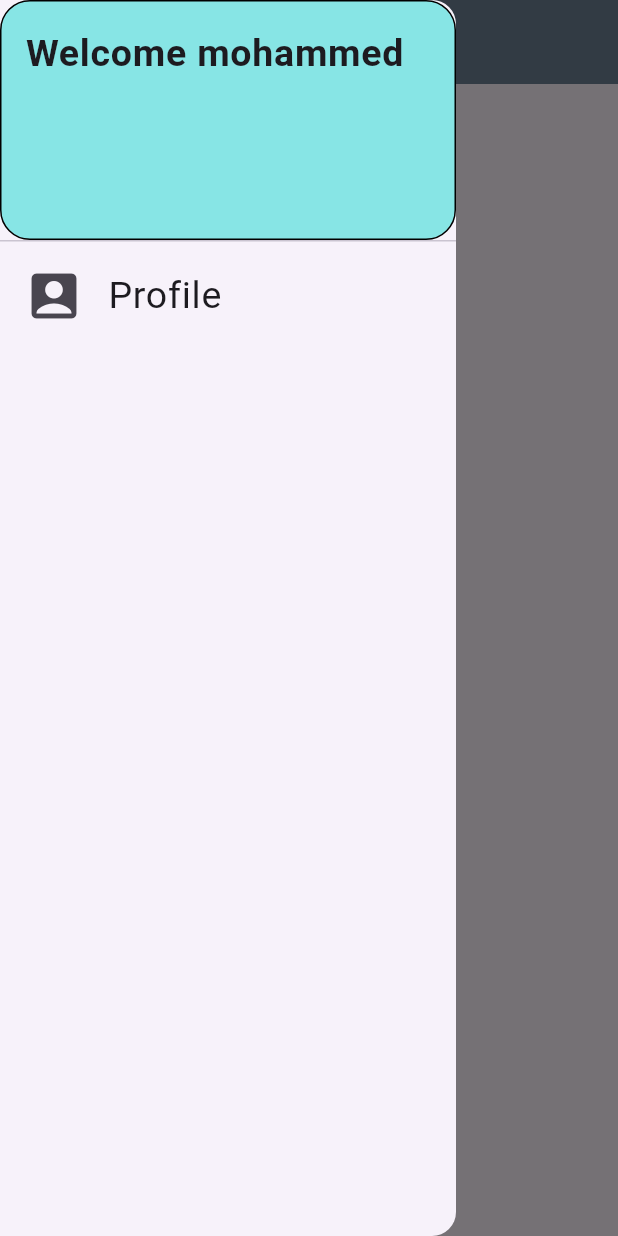
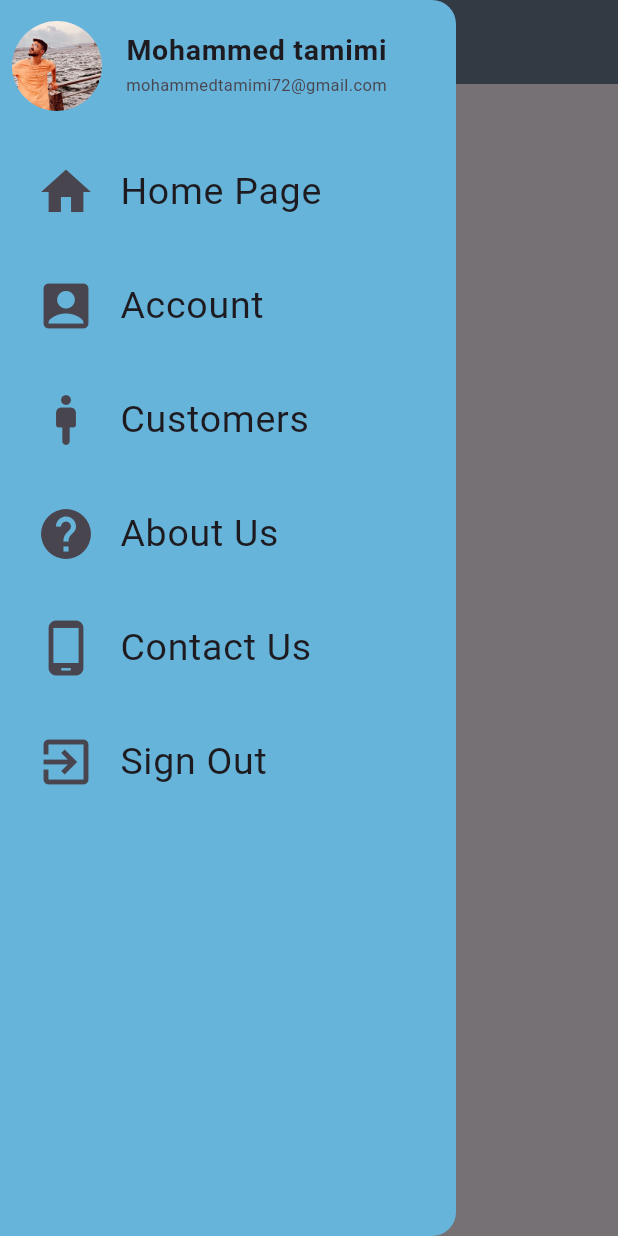
Before and after one commit to m7mdtam/ciu_plus, a Flutter app: the screen it shows after launch, with the side drawer open, on a phone screen of 412 x 824 dp. Run offline on Flutter 3.47's test engine with Material 3 defaults, Android fonts, the phone set to English and light mode, and no system bars.

Commit message:
Create Drawer and put the Elements

```diff
--- a/lib/home_page.dart
+++ b/lib/home_page.dart
@@ -1,4 +1,4 @@
-// ignore_for_file: prefer_const_constructors, prefer_const_literals_to_create_immutables
+// ignore_for_file: prefer_const_constructors, prefer_const_literals_to_create_immutables, avoid_unnecessary_containers, sized_box_for_whitespace
 
 import 'package:flutter/material.dart';
 
@@ -20,18 +20,53 @@ class _HomePageState extends State<HomePage> {
         ),
       ),
       drawer: Drawer(
+        backgroundColor: Color.fromARGB(255, 103, 180, 219),
+        child: Container(
+          padding: EdgeInsets.all(8),
           child: ListView(
             children: [
-            DrawerHeader(
-              decoration: BoxDecoration(
-                border: Border.all(),
-                borderRadius: BorderRadius.circular(20),
-                color: Color.fromARGB(255, 135, 229, 229),
+              Row(
+                children: [
+                  Container(
+                    width: 60,
+                    height: 60,
+                    child: ClipRRect(
+                      borderRadius: BorderRadius.circular(40),
+                      child: Image.asset(
+                        'lib/images/1.jpg',
+                        fit: BoxFit.cover,
                       ),
-              child: Text(
-                'Welcome mohammed',
-                style: TextStyle(fontSize: 25, fontWeight: FontWeight.bold),
                     ),
+                  ),
+                  Expanded(
+                      child: ListTile(
+                    title: Text(
+                      'Mohammed tamimi',
+                      style:
+                          TextStyle(fontSize: 19, fontWeight: FontWeight.bold),
+                    ),
+                    subtitle: Text(
+                      'mohammedtamimi72@gmail.com',
+                      style: TextStyle(fontSize: 11),
+                    ),
+                  ))
+                ],
+              ),
+              SizedBox(
+                height: 20,
+              ),
+              ListTile(
+                leading: Icon(
+                  Icons.home,
+                  size: 40,
+                ),
+                title: Text(
+                  'Home Page',
+                  style: TextStyle(fontSize: 25),
+                ),
+              ),
+              SizedBox(
+                height: 20,
               ),
               ListTile(
                 leading: Icon(
@@ -39,13 +74,66 @@ class _HomePageState extends State<HomePage> {
                   size: 40,
                 ),
                 title: Text(
-                'Profile',
+                  'Account',
+                  style: TextStyle(fontSize: 25),
+                ),
+              ),
+              SizedBox(
+                height: 20,
+              ),
+              ListTile(
+                leading: Icon(
+                  Icons.man_2_rounded,
+                  size: 40,
+                ),
+                title: Text(
+                  'Customers',
+                  style: TextStyle(fontSize: 25),
+                ),
+              ),
+              SizedBox(
+                height: 20,
+              ),
+              ListTile(
+                leading: Icon(
+                  Icons.help,
+                  size: 40,
+                ),
+                title: Text(
+                  'About Us',
+                  style: TextStyle(fontSize: 25),
+                ),
+              ),
+              SizedBox(
+                height: 20,
+              ),
+              ListTile(
+                leading: Icon(
+                  Icons.phone_android_rounded,
+                  size: 40,
+                ),
+                title: Text(
+                  'Contact Us',
+                  style: TextStyle(fontSize: 25),
+                ),
+              ),
+              SizedBox(
+                height: 20,
+              ),
+              ListTile(
+                leading: Icon(
+                  Icons.exit_to_app,
+                  size: 40,
+                ),
+                title: Text(
+                  'Sign Out',
                   style: TextStyle(fontSize: 25),
                 ),
               ),
             ],
           ),
         ),
+      ),
     );
   }
 }
--- a/pubspec.yaml
+++ b/pubspec.yaml
@@ -59,9 +59,9 @@ flutter:
   uses-material-design: true
 
   # To add assets to your application, add an assets section, like this:
-  # assets:
-  #   - images/a_dot_burr.jpeg
-  #   - images/a_dot_ham.jpeg
+  assets:
+    - lib/images/1.jpg
+  # - images/a_dot_ham.jpeg
 
   # An image asset can refer to one or more resolution-specific "variants", see
   # https://flutter.dev/assets-and-images/#resolution-aware
```
Also changed, not shown: lib/images/1.jpg (added). Lines whose indentation alone changed are shown as unchanged.
